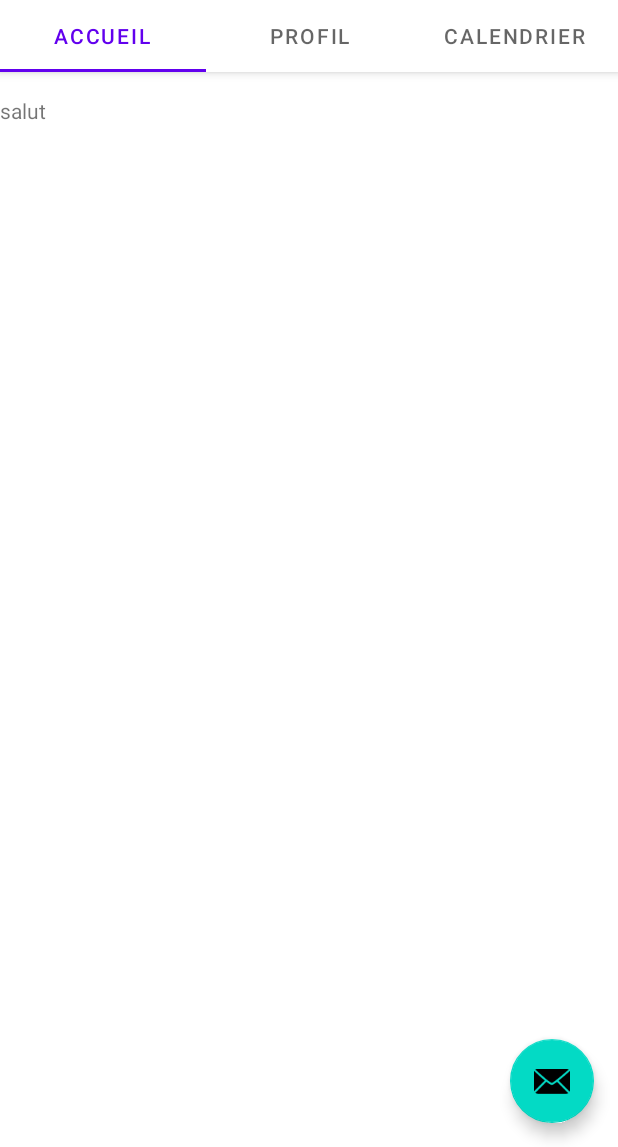
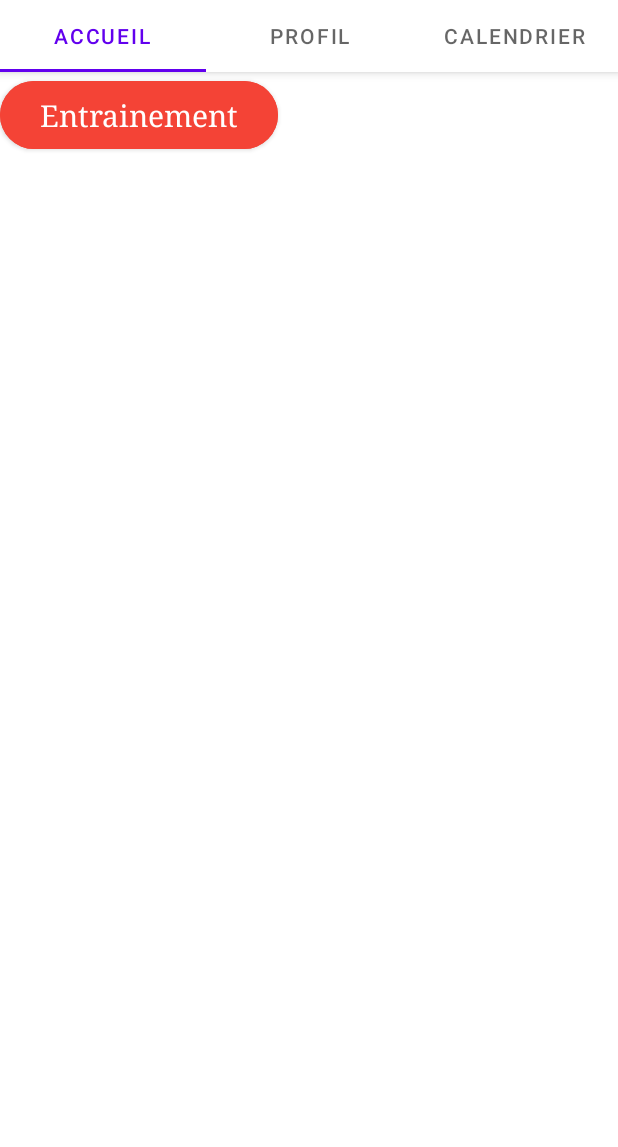
Before and after one commit to cyrilperier/Sportservice, an Android app: the screen it shows after launch (HomeActivity), on a phone screen of 412 x 824 dp, the part 89-1236 px from its top. Run offline under Robolectric (Android 15) with nearby library versions, the light colour scheme and no system bars; our stand-ins replace Firebase (no records; nobody signed in at launch, a user with empty details on screens opened directly).

Commit message:
swipe presque fonctionnel
Problème swipe à régler

```diff
--- a/app/src/main/AndroidManifest.xml
+++ b/app/src/main/AndroidManifest.xml
@@ -28,7 +28,7 @@
             </intent-filter>
         </activity>
         <activity
-            android:name=".MainActivity"
+            android:name=".FragmentMainActivity"
             android:exported="true"></activity>
     </application>
 
--- a/app/src/main/java/com/uqac/pmm/MainActivity.kt
+++ b/app/src/main/java/com/uqac/pmm/FragmentMainActivity.kt
@@ -4,19 +4,49 @@ import android.content.ContentValues.TAG
 import androidx.appcompat.app.AppCompatActivity
 import android.os.Bundle
 import android.util.Log
+import android.view.LayoutInflater
+import android.view.View
+import android.view.ViewGroup
+import androidx.fragment.app.Fragment
 import com.google.firebase.firestore.ktx.firestore
 import com.google.firebase.ktx.Firebase
 
-class MainActivity : AppCompatActivity() {
+class FragmentMainActivity : Fragment() {
+    private var title: String? = null
+    private var page = 0
     override fun onCreate(savedInstanceState: Bundle?) {
         super.onCreate(savedInstanceState)
-        setContentView(R.layout.activity_main)
+        page = arguments?.getInt("someInt", 0)!!
+        title = arguments?.getString("someTitle")
+    }
 
-        add_exercice()
-        this.deleteDatabase ("exercices-db") //Ne pas oublier de supprimer
-        read_exercice()
-        Log.d("TAG","test")
+    override fun onCreateView(
+        inflater: LayoutInflater, container: ViewGroup?,
+        savedInstanceState: Bundle?
+    ): View? {
+        val view: View = inflater.inflate(R.layout.fragment_activity_main, container, false)
+
+        return view
     }
+    companion object {
+        fun newInstance(page: Int, title: String?): FragmentMainActivity {
+            val fragmentMain = FragmentMainActivity()
+            val args = Bundle()
+            args.putInt("someInt", page)
+            args.putString("someTitle", title)
+            fragmentMain.setArguments(args)
+            return fragmentMain
+        }
+    }
+
+
+
+
+
+
+
+
+
 
 
 
--- /dev/null
+++ b/app/src/main/java/com/uqac/pmm/FragmentProfileActivity.kt
@@ -0,0 +1,37 @@
+package com.uqac.pmm
+
+import android.os.Bundle
+import android.view.LayoutInflater
+import android.view.View
+import android.view.ViewGroup
+import androidx.fragment.app.Fragment
+
+
+class FragmentProfileActivity : Fragment() {
+    private var title: String? = null
+    private var page = 0
+    override fun onCreate(savedInstanceState: Bundle?) {
+        super.onCreate(savedInstanceState)
+        page = arguments?.getInt("someInt", 0)!!
+        title = arguments?.getString("someTitle")
+    }
+
+    override fun onCreateView(
+        inflater: LayoutInflater, container: ViewGroup?,
+        savedInstanceState: Bundle?
+    ): View? {
+        val view: View = inflater.inflate(R.layout.fragment_activity_profile, container, false)
+
+        return view
+    }
+    companion object {
+        fun newInstance(page: Int, title: String?): FragmentProfileActivity {
+            val fragmentProfile = FragmentProfileActivity()
+            val args = Bundle()
+            args.putInt("someInt", page)
+            args.putString("someTitle", title)
+            fragmentProfile.setArguments(args)
+            return fragmentProfile
+        }
+    }
+}
--- a/app/src/main/java/com/uqac/pmm/HomeActivity.kt
+++ b/app/src/main/java/com/uqac/pmm/HomeActivity.kt
@@ -26,11 +26,13 @@ class HomeActivity : AppCompatActivity() {
         viewPager.adapter = sectionsPagerAdapter
         val tabs: TabLayout = binding.tabs
         tabs.setupWithViewPager(viewPager)
-        val fab: FloatingActionButton = binding.fab
+/* setContentView(com.uqac.pmm.R.layout.activity_home)
+        val vpPager = findViewById<View>(com.uqac.pmm.R.id.view_pager) as ViewPager
+        adapterViewPager = SectionsPagerAdapter(this,supportFragmentManager)
+        vpPager.adapter = adapterViewPager
 
-        fab.setOnClickListener { view ->
-            Snackbar.make(view, "Replace with your own action", Snackbar.LENGTH_LONG)
-                .setAction("Action", null).show()
-        }
+ */
+
+
     }
 }
--- a/app/src/main/java/com/uqac/pmm/ui/main/PageViewModel.kt
+++ /dev/null
@@ -1,19 +0,0 @@
-package com.uqac.pmm.ui.main
-
-import androidx.lifecycle.LiveData
-import androidx.lifecycle.MutableLiveData
-import androidx.lifecycle.Transformations
-import androidx.lifecycle.ViewModel
-import androidx.lifecycle.ViewModelProvider
-
-class PageViewModel : ViewModel() {
-
-    private val _index = MutableLiveData<Int>()
-    val text: LiveData<String> = Transformations.map(_index) {
-        "Hello world from section: $it"
-    }
-
-    fun setIndex(index: Int) {
-        _index.value = index
-    }
-}
--- a/app/src/main/java/com/uqac/pmm/ui/main/PlaceholderFragment.kt
+++ b/app/src/main/java/com/uqac/pmm/ui/main/PlaceholderFragment.kt
@@ -16,7 +16,7 @@ import com.uqac.pmm.databinding.FragmentHome1Binding
  */
 class PlaceholderFragment : Fragment() {
 
-    private lateinit var pageViewModel: PageViewModel
+
     private var _binding: FragmentHome1Binding? = null
 
     // This property is only valid between onCreateView and
@@ -25,9 +25,7 @@ class PlaceholderFragment : Fragment() {
 
     override fun onCreate(savedInstanceState: Bundle?) {
         super.onCreate(savedInstanceState)
-        pageViewModel = ViewModelProvider(this).get(PageViewModel::class.java).apply {
-            setIndex(arguments?.getInt(ARG_SECTION_NUMBER) ?: 1)
-        }
+
     }
 
     override fun onCreateView(
@@ -38,10 +36,7 @@ class PlaceholderFragment : Fragment() {
         _binding = FragmentHome1Binding.inflate(inflater, container, false)
         val root = binding.root
 
-        val textView: TextView = binding.sectionLabel
-        pageViewModel.text.observe(viewLifecycleOwner, Observer {
-            textView.text = it
-        })
+
         return root
     }
 
@@ -50,7 +45,7 @@ class PlaceholderFragment : Fragment() {
          * The fragment argument representing the section number for this
          * fragment.
          */
-        private const val ARG_SECTION_NUMBER = "section_number"
+        private const val ARG_SECTION_NUMBER = "1"
 
         /**
          * Returns a new instance of this fragment for the given section
--- a/app/src/main/java/com/uqac/pmm/ui/main/SectionsPagerAdapter.kt
+++ b/app/src/main/java/com/uqac/pmm/ui/main/SectionsPagerAdapter.kt
@@ -4,7 +4,13 @@ import android.content.Context
 import androidx.fragment.app.Fragment
 import androidx.fragment.app.FragmentManager
 import androidx.fragment.app.FragmentPagerAdapter
+
+import com.uqac.pmm.FragmentCalandarActivity
+import com.uqac.pmm.FragmentMainActivity
+import com.uqac.pmm.FragmentProfileActivity
 import com.uqac.pmm.R
+import com.uqac.pmm.fragment.FirstFragment
+
 
 private val TAB_TITLES = arrayOf(
     R.string.tab_text_1,
@@ -16,13 +22,16 @@ private val TAB_TITLES = arrayOf(
  * A [FragmentPagerAdapter] that returns a fragment corresponding to
  * one of the sections/tabs/pages.
  */
-class SectionsPagerAdapter(private val context: Context, fm: FragmentManager) :
-    FragmentPagerAdapter(fm) {
+class SectionsPagerAdapter(private val context: Context, fm: FragmentManager) : FragmentPagerAdapter(fm) {
 
     override fun getItem(position: Int): Fragment {
-        // getItem is called to instantiate the fragment for the given page.
-        // Return a PlaceholderFragment (defined as a static inner class below).
-        return PlaceholderFragment.newInstance(position + 1)
+       when(position){
+           0->{return FragmentMainActivity.newInstance(0,"la")}
+           1->{return FragmentProfileActivity.newInstance(1,"la")}
+           2->{return FragmentCalandarActivity.newInstance(2,"la")}
+           else ->{return FirstFragment.newInstance(0,"la")}
+
+       }
     }
 
     override fun getPageTitle(position: Int): CharSequence? {
--- a/app/src/main/res/layout/activity_home.xml
+++ b/app/src/main/res/layout/activity_home.xml
@@ -33,12 +33,5 @@
         android:layout_height="match_parent"
         app:layout_behavior="@string/appbar_scrolling_view_behavior" />
 
-    <com.google.android.material.floatingactionbutton.FloatingActionButton
-        android:id="@+id/fab"
-        android:layout_width="wrap_content"
-        android:layout_height="wrap_content"
-        android:layout_gravity="bottom|end"
-        android:layout_marginEnd="@dimen/fab_margin"
-        android:layout_marginBottom="16dp"
-        app:srcCompat="@android:drawable/ic_dialog_email" />
+
 </androidx.coordinatorlayout.widget.CoordinatorLayout>
--- a/app/src/main/res/layout/activity_calendar.xml
+++ b/app/src/main/res/layout/fragment_activity_calendar.xml
@@ -5,6 +5,11 @@
     android:layout_height="match_parent"
     android:orientation="vertical" >
 
+    <androidx.viewpager.widget.ViewPager
+        android:id="@+id/vpPager"
+        android:layout_width="match_parent"
+        android:layout_height="wrap_content">
+    </androidx.viewpager.widget.ViewPager>
     <fragment
         android:id="@+id/fragment_calendar"
         android:name="com.uqac.pmm.fragment.FragmentCalendar"
--- a/app/src/main/res/layout/activity_main.xml
+++ b/app/src/main/res/layout/fragment_activity_main.xml
@@ -5,7 +5,12 @@
     android:layout_width="match_parent"
     android:layout_height="match_parent"
     android:backgroundTint="#F44336"
-    tools:context=".MainActivity">
+    tools:context=".FragmentMainActivity">
+    <androidx.viewpager.widget.ViewPager
+        android:id="@+id/vpPager"
+        android:layout_width="match_parent"
+        android:layout_height="wrap_content">
+    </androidx.viewpager.widget.ViewPager>
 
     <Button
         android:id="@+id/button_entrainement"
--- a/app/src/main/res/layout/activity_profile.xml
+++ b/app/src/main/res/layout/fragment_activity_profile.xml
@@ -2,5 +2,9 @@
 <androidx.constraintlayout.widget.ConstraintLayout xmlns:android="http://schemas.android.com/apk/res/android"
     android:layout_width="match_parent"
     android:layout_height="match_parent">
-
+    <androidx.viewpager.widget.ViewPager
+        android:id="@+id/vpPager"
+        android:layout_width="match_parent"
+        android:layout_height="wrap_content">
+    </androidx.viewpager.widget.ViewPager>
 </androidx.constraintlayout.widget.ConstraintLayout>
```
Also changed, not shown: app/src/main/java/com/uqac/pmm/CalandarActivity.kt (deleted, +0 -11 lines), app/src/main/java/com/uqac/pmm/FragmentCalandarActivity.kt (added, +47 -0 lines), app/src/main/java/com/uqac/pmm/ProfileActivity.kt (deleted, +0 -11 lines), app/src/main/java/com/uqac/pmm/fragment/FirstFragment.kt (added, +46 -0 lines), app/src/main/java/com/uqac/pmm/fragment/FragmentCalendar.kt (+2 -9 lines), app/src/main/res/layout/fragment_calendar_description.xml (+8 -0 lines).
